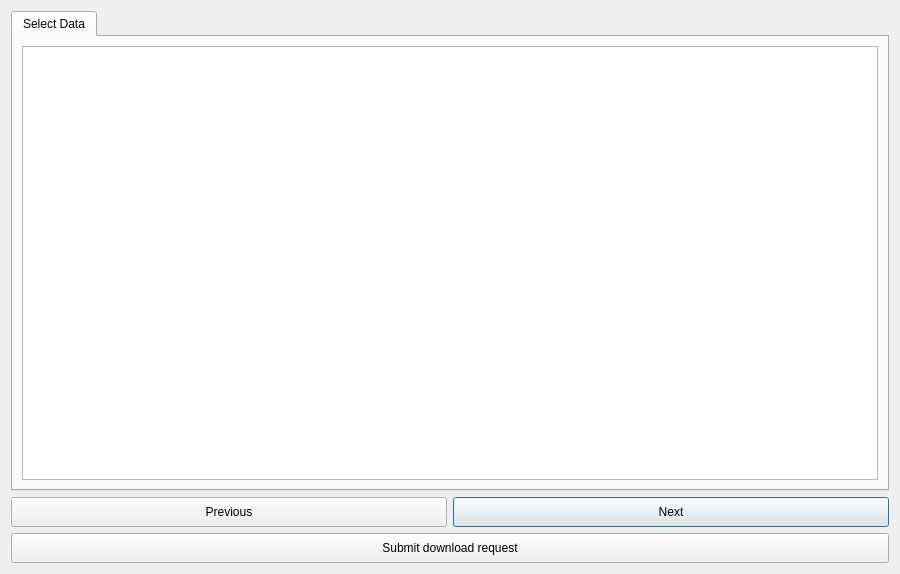
Above: LDMP/gui/DlgDownload.ui from ConservationInternational/trends.earth before the change. Below: the same form after it.
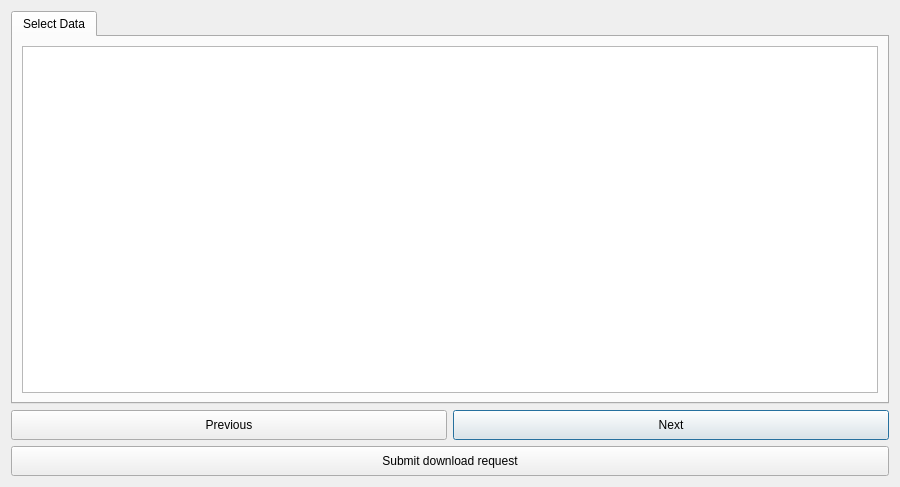
That is the form after the change.

```diff
--- a/LDMP/gui/DlgDownload.ui
+++ b/LDMP/gui/DlgDownload.ui
@@ -10,7 +10,7 @@
     <x>0</x>
     <y>0</y>
     <width>900</width>
-    <height>574</height>
+    <height>487</height>
    </rect>
   </property>
   <property name="sizePolicy">
```
